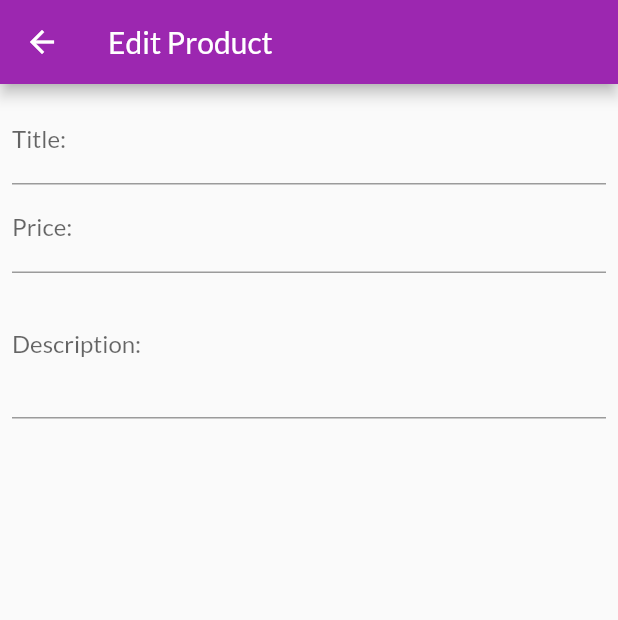
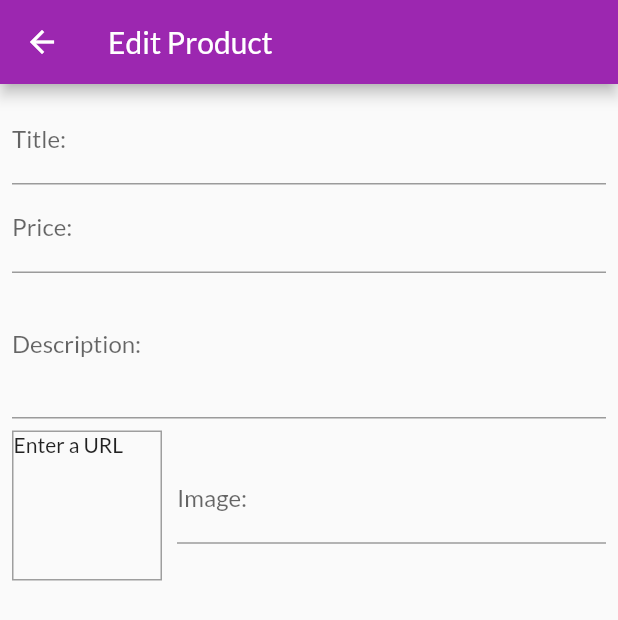
Before and after one commit to jinyongnan810/flutter-shop-app, a Flutter app: the EditProductScreen screen opened by its route, on a phone screen of 412 x 824 dp. Shown: the top 620 px of the screen. Run offline on Flutter 3.47's test engine with Material 2 defaults, Android fonts, the phone set to English and light mode, and no system bars; network calls fail.

Commit message:
edit product screen(step3 imageUrl & preview)

```diff
--- a/lib/screens/edit_product_screen.dart
+++ b/lib/screens/edit_product_screen.dart
@@ -9,12 +9,30 @@ class EditProductScreen extends StatefulWidget {
 class _EditProductScreenState extends State<EditProductScreen> {
   final _priceFocusNode = FocusNode();
   final _descFocusNode = FocusNode();
+  final _imageUrlController = TextEditingController();
+  final _imageUrlFocusNode = FocusNode();
+
+  void _onImageUrlFocusEvent() {
+    if (!_imageUrlFocusNode.hasFocus) {
+      // makes rebuild ui
+      setState(() {});
+    }
+  }
+
+  @override
+  void initState() {
+    _imageUrlFocusNode.addListener(_onImageUrlFocusEvent);
+    super.initState();
+  }
 
   @override
   void dispose() {
+    _imageUrlFocusNode.removeListener(_onImageUrlFocusEvent);
     // dispose focusNode to avoid memory leak
     _priceFocusNode.dispose();
     _descFocusNode.dispose();
+    _imageUrlFocusNode.dispose();
+    _imageUrlController.dispose();
     super.dispose();
   }
 
@@ -59,6 +77,32 @@ class _EditProductScreenState extends State<EditProductScreen> {
                   // multiline allows enter, therefore can't use next
                   // textInputAction: TextInputAction.next,
                   focusNode: _descFocusNode,
+                ),
+                Row(
+                  crossAxisAlignment: CrossAxisAlignment.center,
+                  children: [
+                    Container(
+                        width: 100,
+                        height: 100,
+                        margin: EdgeInsets.only(top: 8, right: 10),
+                        decoration: BoxDecoration(
+                            border: Border.all(width: 1, color: Colors.grey)),
+                        child: _imageUrlController.text.isEmpty
+                            ? Text('Enter a URL')
+                            : FittedBox(
+                                child: Image.network(_imageUrlController.text),
+                                fit: BoxFit.contain)),
+                    // TextFormField has infinite width, have to restrict its width in Row
+                    Expanded(
+                      child: TextFormField(
+                        decoration: InputDecoration(labelText: 'Image:'),
+                        keyboardType: TextInputType.url,
+                        textInputAction: TextInputAction.done,
+                        controller: _imageUrlController,
+                        focusNode: _imageUrlFocusNode,
+                      ),
+                    ),
+                  ],
                 )
               ],
             )),
```
